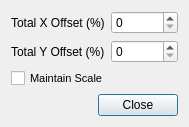
First picture: the form in qt/python/mantidqt/mantidqt/widgets/waterfallplotoffsetdialog/waterfall_plot_offset_dialog.ui, repository mantidproject/mantid, before the edit.
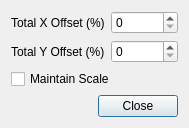
Second picture: the form after the edit.

Commit message: Fix waterfall offset dialog checkbox font

```diff
--- a/qt/python/mantidqt/mantidqt/widgets/waterfallplotoffsetdialog/waterfall_plot_offset_dialog.ui
+++ b/qt/python/mantidqt/mantidqt/widgets/waterfallplotoffsetdialog/waterfall_plot_offset_dialog.ui
@@ -61,13 +61,6 @@
          <verstretch>0</verstretch>
         </sizepolicy>
        </property>
-       <property name="font">
-        <font>
-         <pointsize>8</pointsize>
-         <weight>50</weight>
-         <bold>false</bold>
-        </font>
-       </property>
        <property name="text">
         <string>Maintain Scale</string>
        </property>
```
